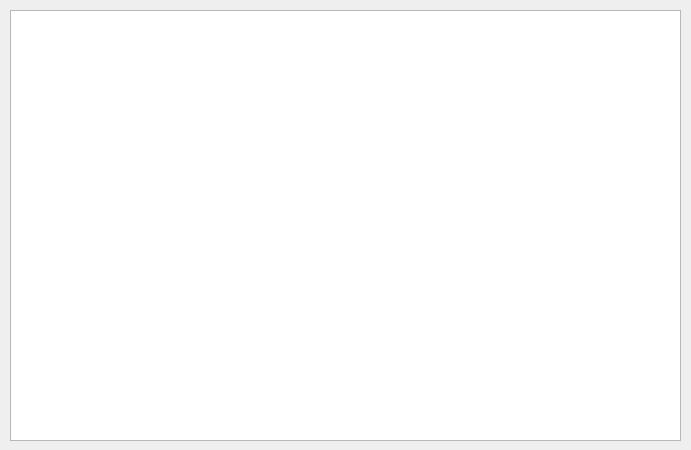
Before: the Qt Designer form src/GUI/RoomListTab.ui in larn503/CSNZ_Server, drawn with Qt 5.
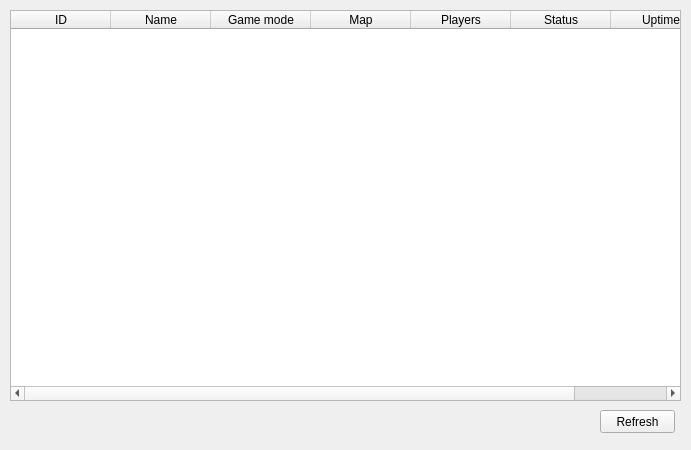
After: the same form once the commit is applied.

Diff of the .ui file:
```diff
--- a/src/GUI/RoomListTab.ui
+++ b/src/GUI/RoomListTab.ui
@@ -13,14 +13,74 @@
   <property name="windowTitle">
    <string>Form</string>
   </property>
-  <widget class="QTableView" name="RoomList">
+  <widget class="QTableWidget" name="RoomList">
    <property name="geometry">
     <rect>
      <x>10</x>
      <y>10</y>
      <width>671</width>
-     <height>431</height>
+     <height>391</height>
     </rect>
+   </property>
+   <property name="selectionBehavior">
+    <enum>QAbstractItemView::SelectRows</enum>
+   </property>
+   <property name="showGrid">
+    <bool>false</bool>
+   </property>
+   <attribute name="horizontalHeaderHighlightSections">
+    <bool>false</bool>
+   </attribute>
+   <attribute name="verticalHeaderVisible">
+    <bool>false</bool>
+   </attribute>
+   <column>
+    <property name="text">
+     <string>ID</string>
+    </property>
+   </column>
+   <column>
+    <property name="text">
+     <string>Name</string>
+    </property>
+   </column>
+   <column>
+    <property name="text">
+     <string>Game mode</string>
+    </property>
+   </column>
+   <column>
+    <property name="text">
+     <string>Map</string>
+    </property>
+   </column>
+   <column>
+    <property name="text">
+     <string>Players</string>
+    </property>
+   </column>
+   <column>
+    <property name="text">
+     <string>Status</string>
+    </property>
+   </column>
+   <column>
+    <property name="text">
+     <string>Uptime</string>
+    </property>
+   </column>
+  </widget>
+  <widget class="QPushButton" name="RefreshBtn">
+   <property name="geometry">
+    <rect>
+     <x>600</x>
+     <y>410</y>
+     <width>75</width>
+     <height>23</height>
+    </rect>
+   </property>
+   <property name="text">
+    <string>Refresh</string>
    </property>
   </widget>
  </widget>
```
Left out of the diff: 3 changed lines with no effect on the pictures.
